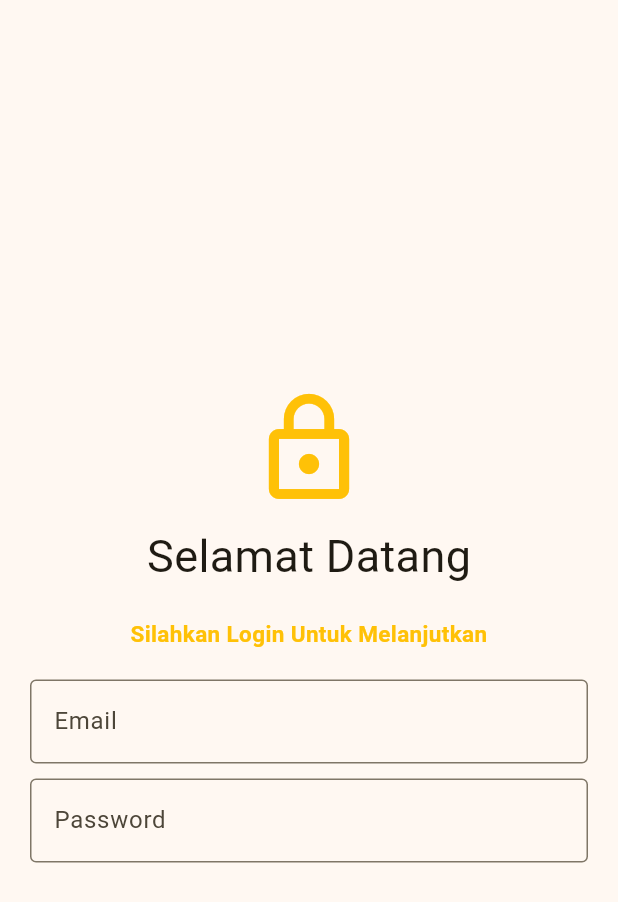
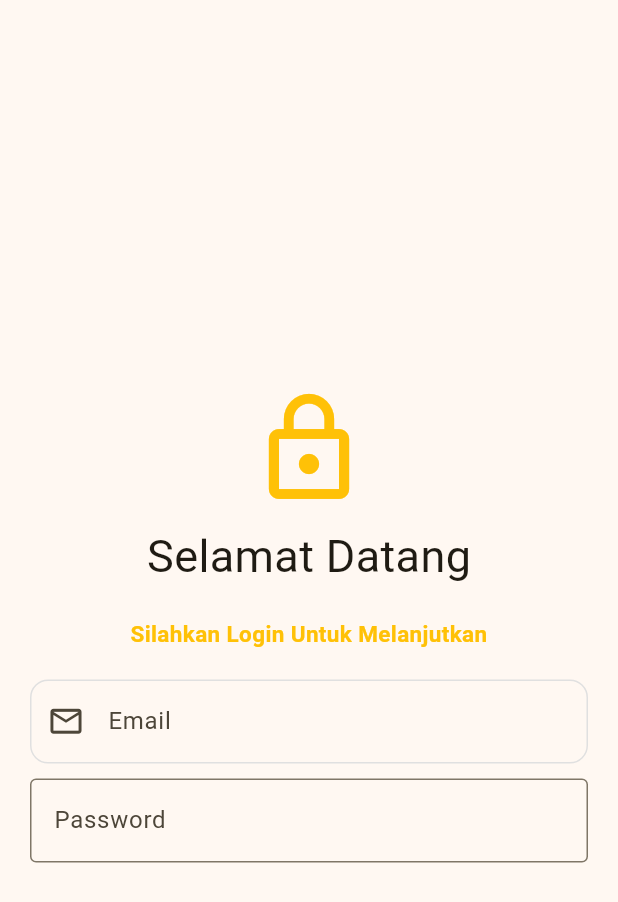
Before and after one commit to sellwia/KB1179-1122140124-UTS, a Flutter app: the Login screen opened directly, on a phone screen of 412 x 824 dp. Shown: the top 902 px of the screen. Run offline on Flutter 3.47's test engine with Material 3 defaults, Android fonts, the phone set to English and light mode, and no system bars.

Commit message:
buat enabled border

```diff
--- a/lib/screen/login.dart
+++ b/lib/screen/login.dart
@@ -12,8 +12,8 @@ class Login extends StatelessWidget {
           crossAxisAlignment: CrossAxisAlignment.center, // horizontal tengah
         children: [
           Container(
-          padding: const EdgeInsets.all(20.0),
-          child: const Column(
+          padding:  EdgeInsets.all(20.0),
+          child: Column(
             children: [
               SizedBox(height: 10),
               Icon(
@@ -46,7 +46,14 @@ class Login extends StatelessWidget {
             decoration: InputDecoration(
             labelText: 'Email',
             hintText : 'Masukkan Email Anda',
-            border: OutlineInputBorder(),
+            enabledBorder: OutlineInputBorder(
+              borderRadius: BorderRadius.circular(12),
+              borderSide: BorderSide(color: Colors.grey[300]!)
+            ),
+            prefixIcon: Icon(
+                        Icons.email_outlined,
+                          size: 25.0,
+                        ),
             ),
           ),
 
```
